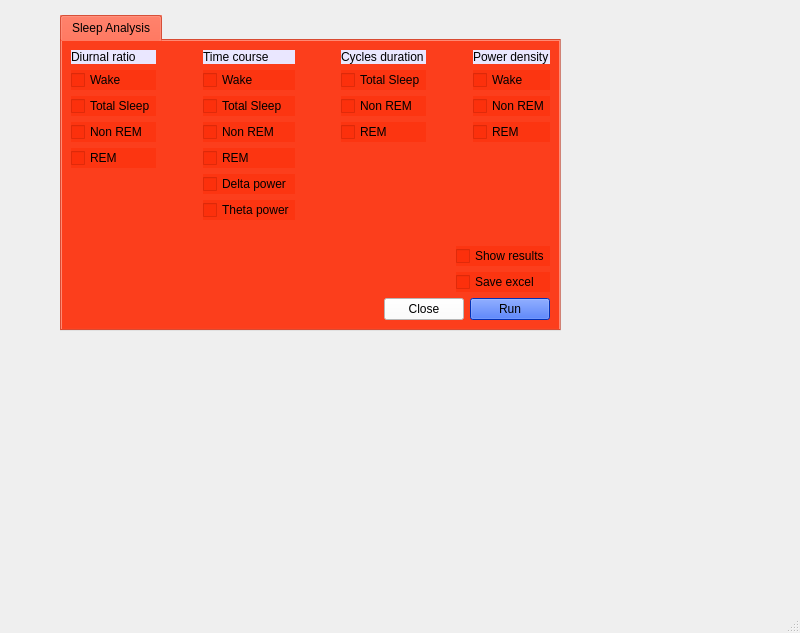
Before: the Qt Designer form dialogsAndWidget/analysisDlg/sleep_gui.ui in MFalappa/Molabeach3, drawn with Qt 5.
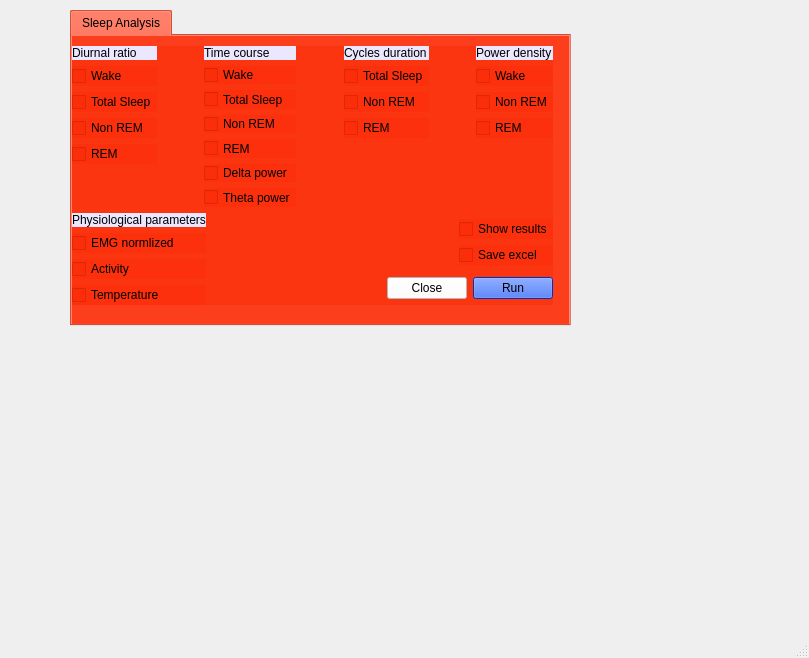
After: the same form once the commit is applied.

Commit message: added physiological options on sleep

Diff of the .ui file:
```diff
--- a/dialogsAndWidget/analysisDlg/sleep_gui.ui
+++ b/dialogsAndWidget/analysisDlg/sleep_gui.ui
@@ -6,8 +6,8 @@
    <rect>
     <x>0</x>
     <y>0</y>
-    <width>800</width>
-    <height>633</height>
+    <width>809</width>
+    <height>658</height>
    </rect>
   </property>
   <property name="windowTitle">
@@ -17,8 +17,8 @@
    <widget class="QTabWidget" name="tabWidget">
     <property name="geometry">
      <rect>
-      <x>60</x>
-      <y>15</y>
+      <x>70</x>
+      <y>10</y>
       <width>501</width>
       <height>316</height>
      </rect>
@@ -33,7 +33,16 @@
      <attribute name="title">
       <string>Sleep Analysis</string>
      </attribute>
-     <layout class="QHBoxLayout" name="horizontalLayout_4">
+     <widget class="QWidget" name="layoutWidget">
+      <property name="geometry">
+       <rect>
+        <x>0</x>
+        <y>10</y>
+        <width>481</width>
+        <height>259</height>
+       </rect>
+      </property>
+      <layout class="QVBoxLayout" name="verticalLayout_10">
       <item>
        <layout class="QVBoxLayout" name="verticalLayout_7">
         <item>
@@ -303,6 +312,47 @@
           </item>
          </layout>
         </item>
+        </layout>
+       </item>
+       <item>
+        <layout class="QHBoxLayout" name="horizontalLayout_4">
+         <item>
+          <layout class="QVBoxLayout" name="verticalLayout_8">
+           <item>
+            <widget class="QLabel" name="label_5">
+             <property name="styleSheet">
+              <string notr="true">background: rgb(234, 231, 255)</string>
+             </property>
+             <property name="text">
+              <string>Physiological parameters</string>
+             </property>
+            </widget>
+           </item>
+           <item>
+            <widget class="QCheckBox" name="checkBox_3">
+             <property name="text">
+              <string>EMG normlized</string>
+             </property>
+            </widget>
+           </item>
+           <item>
+            <widget class="QCheckBox" name="checkBox_4">
+             <property name="text">
+              <string>Activity</string>
+             </property>
+            </widget>
+           </item>
+           <item>
+            <widget class="QCheckBox" name="checkBox_5">
+             <property name="text">
+              <string>Temperature</string>
+             </property>
+            </widget>
+           </item>
+          </layout>
+         </item>
+         <item>
+          <layout class="QVBoxLayout" name="verticalLayout_9">
         <item>
          <layout class="QHBoxLayout" name="horizontalLayout_3">
           <item>
@@ -378,6 +428,9 @@
        </layout>
       </item>
      </layout>
+       </item>
+      </layout>
+     </widget>
     </widget>
    </widget>
   </widget>
```
Left out of the diff: 2 changed lines with no effect on the pictures. Lines whose indentation alone changed are shown as unchanged. The commit also changes 1 other file.
